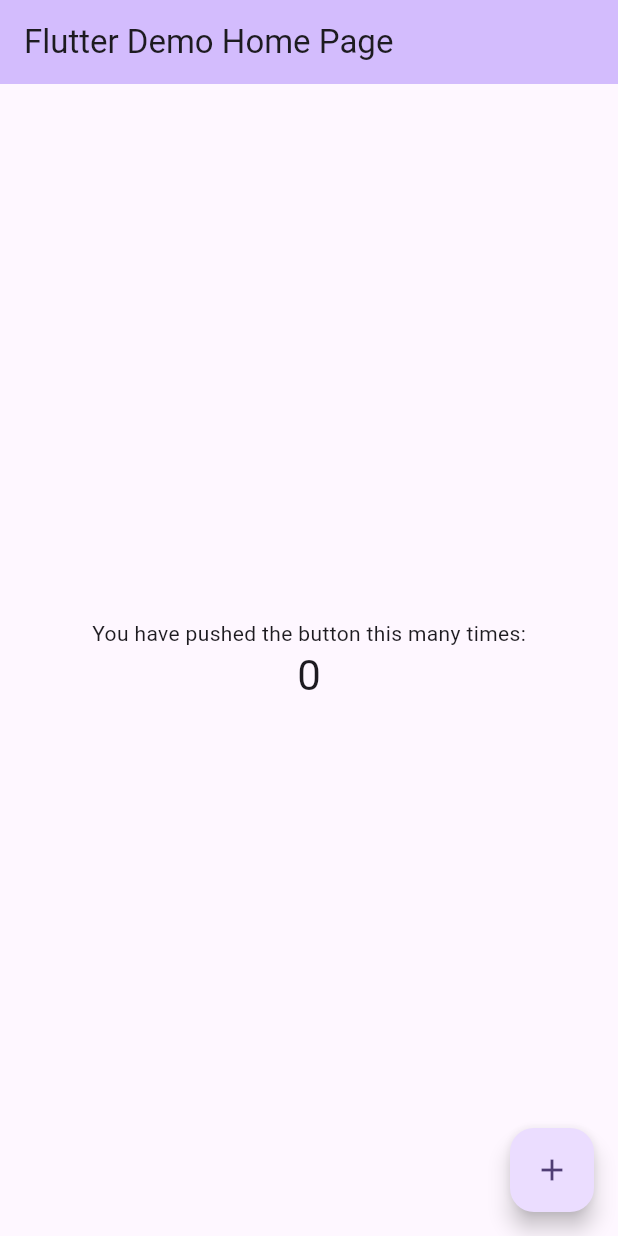
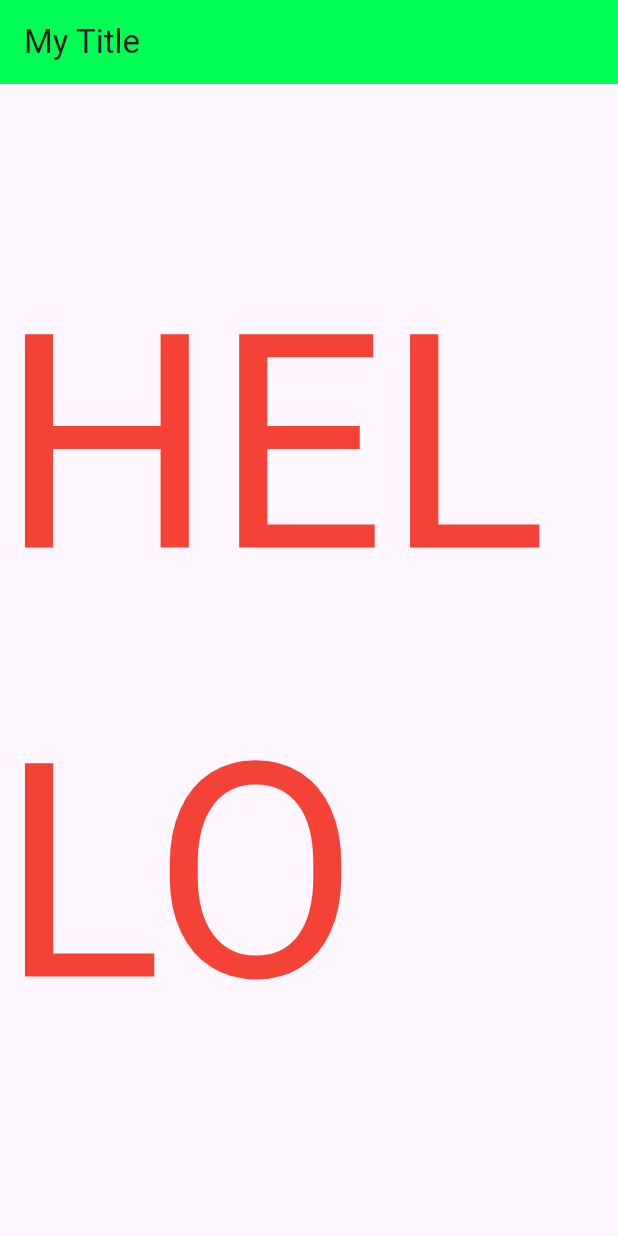
Before and after one commit to kaskil12/IKT-Server-Site, a Flutter app: the screen it shows after launch, on a phone screen of 412 x 824 dp. Run offline on Flutter 3.47's test engine with Material 3 defaults, Android fonts, the phone set to English and light mode, and no system bars.

Commit message:
Update main.dart

```diff
--- a/iktserversite/lib/main.dart
+++ b/iktserversite/lib/main.dart
@@ -1,122 +1,20 @@
 import 'package:flutter/material.dart';
 
 void main() {
-  runApp(const MyApp());
-}
-
-class MyApp extends StatelessWidget {
-  const MyApp({super.key});
-
-  // This widget is the root of your application.
-  @override
-  Widget build(BuildContext context) {
-    return MaterialApp(
-      title: 'Flutter Demo',
-      theme: ThemeData(
-        // This is the theme of your application.
-        //
-        // TRY THIS: Try running your application with "flutter run". You'll see
-        // the application has a purple toolbar. Then, without quitting the app,
-        // try changing the seedColor in the colorScheme below to Colors.green
-        // and then invoke "hot reload" (save your changes or press the "hot
-        // reload" button in a Flutter-supported IDE, or press "r" if you used
-        // the command line to start the app).
-        //
-        // Notice that the counter didn't reset back to zero; the application
-        // state is not lost during the reload. To reset the state, use hot
-        // restart instead.
-        //
-        // This works for code too, not just values: Most code changes can be
-        // tested with just a hot reload.
-        colorScheme: ColorScheme.fromSeed(seedColor: Colors.deepPurple),
-      ),
-      home: const MyHomePage(title: 'Flutter Demo Home Page'),
-    );
-  }
-}
-
-class MyHomePage extends StatefulWidget {
-  const MyHomePage({super.key, required this.title});
-
-  // This widget is the home page of your application. It is stateful, meaning
-  // that it has a State object (defined below) that contains fields that affect
-  // how it looks.
-
-  // This class is the configuration for the state. It holds the values (in this
-  // case the title) provided by the parent (in this case the App widget) and
-  // used by the build method of the State. Fields in a Widget subclass are
-  // always marked "final".
-
-  final String title;
-
-  @override
-  State<MyHomePage> createState() => _MyHomePageState();
-}
-
-class _MyHomePageState extends State<MyHomePage> {
-  int _counter = 0;
-
-  void _incrementCounter() {
-    setState(() {
-      // This call to setState tells the Flutter framework that something has
-      // changed in this State, which causes it to rerun the build method below
-      // so that the display can reflect the updated values. If we changed
-      // _counter without calling setState(), then the build method would not be
-      // called again, and so nothing would appear to happen.
-      _counter++;
-    });
-  }
-
-  @override
-  Widget build(BuildContext context) {
-    // This method is rerun every time setState is called, for instance as done
-    // by the _incrementCounter method above.
-    //
-    // The Flutter framework has been optimized to make rerunning build methods
-    // fast, so that you can just rebuild anything that needs updating rather
-    // than having to individually change instances of widgets.
-    return Scaffold(
-      appBar: AppBar(
-        // TRY THIS: Try changing the color here to a specific color (to
-        // Colors.amber, perhaps?) and trigger a hot reload to see the AppBar
-        // change color while the other colors stay the same.
-        backgroundColor: Theme.of(context).colorScheme.inversePrimary,
-        // Here we take the value from the MyHomePage object that was created by
-        // the App.build method, and use it to set our appbar title.
-        title: Text(widget.title),
-      ),
-      body: Center(
-        // Center is a layout widget. It takes a single child and positions it
-        // in the middle of the parent.
-        child: Column(
-          // Column is also a layout widget. It takes a list of children and
-          // arranges them vertically. By default, it sizes itself to fit its
-          // children horizontally, and tries to be as tall as its parent.
-          //
-          // Column has various properties to control how it sizes itself and
-          // how it positions its children. Here we use mainAxisAlignment to
-          // center the children vertically; the main axis here is the vertical
-          // axis because Columns are vertical (the cross axis would be
-          // horizontal).
-          //
-          // TRY THIS: Invoke "debug painting" (choose the "Toggle Debug Paint"
-          // action in the IDE, or press "p" in the console), to see the
-          // wireframe for each widget.
-          mainAxisAlignment: MainAxisAlignment.center,
-          children: <Widget>[
-            const Text('You have pushed the button this many times:'),
-            Text(
-              '$_counter',
-              style: Theme.of(context).textTheme.headlineMedium,
-            ),
-          ],
+  runApp(
+    MaterialApp(
+      home: Scaffold(
+        appBar: AppBar(
+          title: Text("My Title"),
+          backgroundColor: Color.fromARGB(255, 0, 255, 85),
+        ),
+        body: Center(
+          child: Text(
+            "HELLO",
+            style: TextStyle(fontSize: 200, color: Colors.red),
+          ),
         ),
       ),
-      floatingActionButton: FloatingActionButton(
-        onPressed: _incrementCounter,
-        tooltip: 'Increment',
-        child: const Icon(Icons.add),
-      ), // This trailing comma makes auto-formatting nicer for build methods.
-    );
-  }
+    ),
+  );
 }
```
